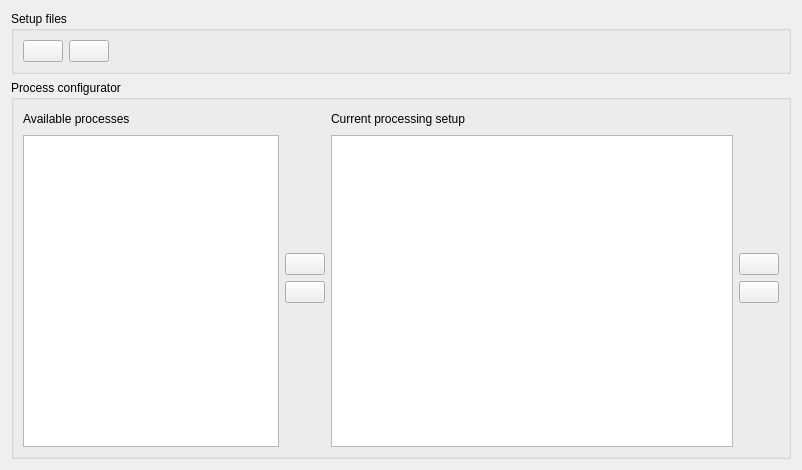
Above: src/CellSorter/gui/configurator.ui from mortbopet/RTOC before the change. Below: the same form after it.
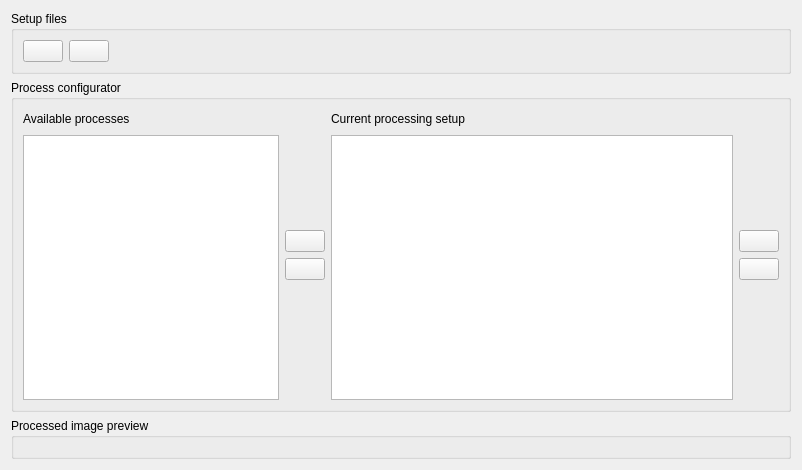
That is the form after the change.

```diff
--- a/src/CellSorter/gui/configurator.ui
+++ b/src/CellSorter/gui/configurator.ui
@@ -237,6 +237,18 @@
      </item>
     </layout>
    </item>
+   <item row="1" column="0">
+    <widget class="QGroupBox" name="groupBox_2">
+     <property name="title">
+      <string>Processed image preview</string>
+     </property>
+     <layout class="QGridLayout" name="gridLayout_4">
+      <item row="0" column="0">
+       <layout class="QGridLayout" name="previewLayout"/>
+      </item>
+     </layout>
+    </widget>
+   </item>
   </layout>
  </widget>
  <resources/>
```
